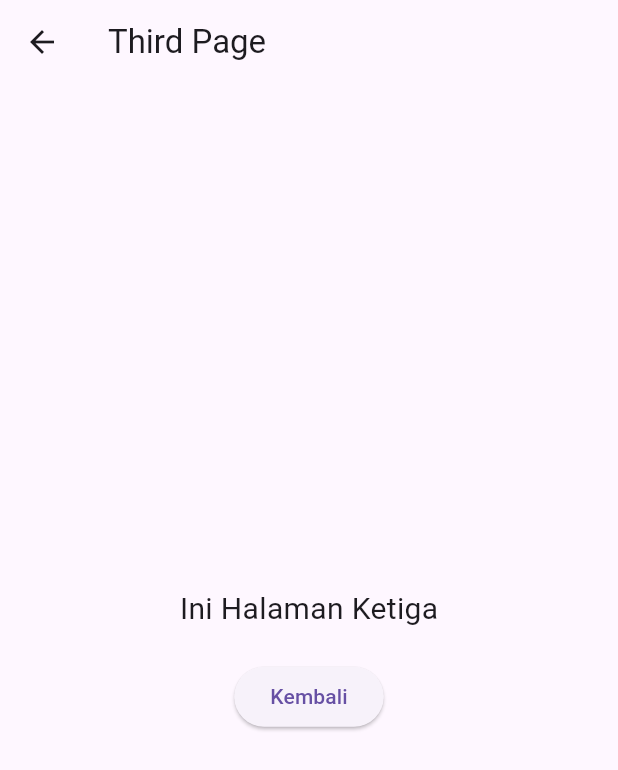
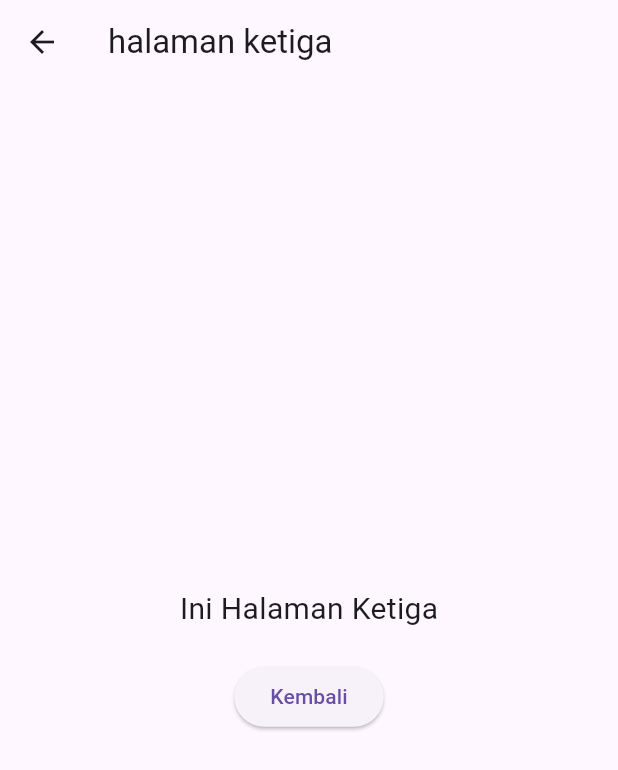
Before and after one commit to sharrland/belajar_github, a Flutter app: the ThirdPage screen opened directly, on a phone screen of 412 x 824 dp. Shown: the top 770 px of the screen. Run offline on Flutter 3.47's test engine with Material 3 defaults, Android fonts, the phone set to English and light mode, and no system bars.

Commit message:
mengubah bahasa inggris ke indonesia

```diff
--- a/lib/third_page.dart
+++ b/lib/third_page.dart
@@ -7,7 +7,7 @@ class ThirdPage extends StatelessWidget {
   Widget build(BuildContext context) {
     return Scaffold(
       appBar: AppBar(
-        title: const Text('Third Page'),
+        title: const Text('halaman ketiga'),
       ),
       body: Center(
         child: Column(
```
